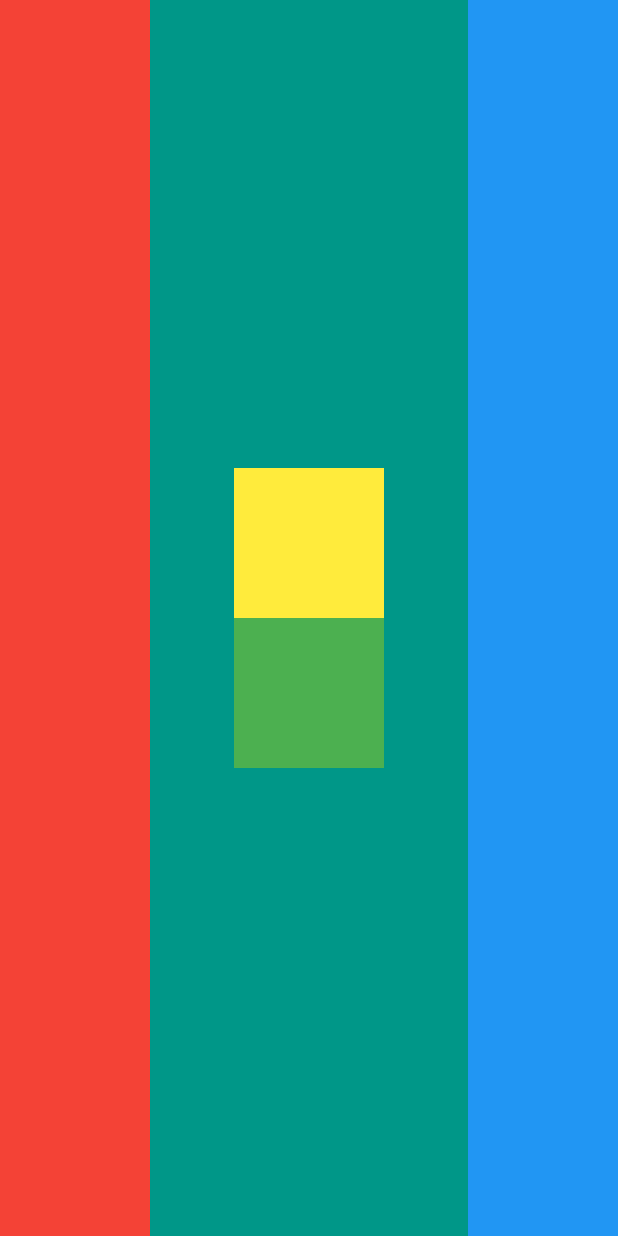
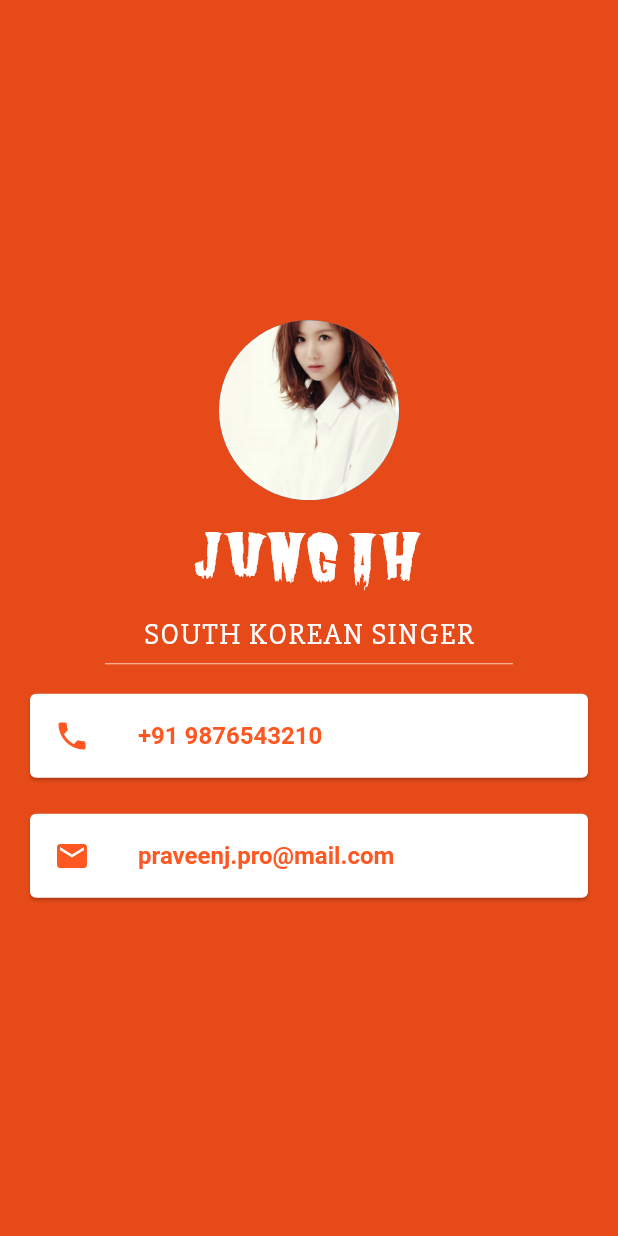
Before and after one commit to praveen-pro/mi_card, a Flutter app: the screen it shows after launch, on a phone screen of 412 x 824 dp. Run offline on Flutter 3.47's test engine with Material 2 defaults, Android fonts, the phone set to English and light mode, and no system bars.

Commit message:
Added Custom fonts and Contact Card

```diff
--- a/lib/main.dart
+++ b/lib/main.dart
@@ -8,35 +8,75 @@ class MyApp extends StatelessWidget {
   Widget build(BuildContext context) {
     return MaterialApp(
       home: Scaffold(
-        backgroundColor: Colors.teal,
+        backgroundColor: Colors.deepOrange.shade700,
         body: SafeArea(
-          child: Row(
-            mainAxisAlignment: MainAxisAlignment.spaceBetween,
+          child: Column(
+            mainAxisAlignment: MainAxisAlignment.center,
             children: <Widget>[
-              Container(
-                color: Colors.red,
-                height: double.infinity,
-                width: 100.0,
+              CircleAvatar(
+                maxRadius: 60.0,
+                backgroundImage: AssetImage('images/profile.png'),
               ),
-              Column(
-                mainAxisAlignment: MainAxisAlignment.center,
-                children: <Widget>[
-                  Container(
-                    color: Colors.yellow,
-                    height: 100.0,
-                    width: 100.0,
+              Text(
+                'Jung Ah',
+                style: TextStyle(
+                  color: Colors.white,
+                  fontSize: 40.0,
+                  fontFamily: 'Butcherman',
+                ),
+              ),
+              Text(
+                'South Korean singer'.toUpperCase(),
+                style: TextStyle(
+                  fontFamily: 'Slabo27px',
+                  letterSpacing: 1.0,
+                  color: Colors.white,
+                  fontSize: 20.0,
+                ),
+              ),
+              Padding(
+                padding: const EdgeInsets.symmetric(horizontal: 70.0),
+                child: Divider(
+                  color: Colors.deepOrange.shade100,
+                ),
+              ),
+              Padding(
+                padding:
+                    const EdgeInsets.symmetric(vertical: 8.0, horizontal: 16.0),
+                child: Card(
+                  child: ListTile(
+                    leading: Icon(
+                      Icons.phone,
+                      color: Colors.deepOrange,
+                    ),
+                    title: Text(
+                      '+91 9876543210',
+                      style: TextStyle(
+                        fontWeight: FontWeight.bold,
+                        color: Colors.deepOrange,
+                      ),
+                    ),
                   ),
-                  Container(
-                    color: Colors.green,
-                    height: 100.0,
-                    width: 100.0,
+                ),
+              ),
+              Padding(
+                padding:
+                    const EdgeInsets.symmetric(vertical: 8.0, horizontal: 16.0),
+                child: Card(
+                  child: ListTile(
+                    leading: Icon(
+                      Icons.email,
+                      color: Colors.deepOrange,
+                    ),
+                    title: Text(
+                      'praveenj.pro@mail.com',
+                      style: TextStyle(
+                        fontWeight: FontWeight.bold,
+                        color: Colors.deepOrange,
+                      ),
+                    ),
                   ),
-                ],
-              ),
-              Container(
-                color: Colors.blue,
-                height: double.infinity,
-                width: 100.0,
+                ),
               ),
             ],
           ),
```
Also changed, not shown: pubspec.yaml (+9 -48 lines), fonts/Butcherman-Regular.ttf (added), fonts/Slabo27px-Regular.ttf (added), images/profile.png (added).
